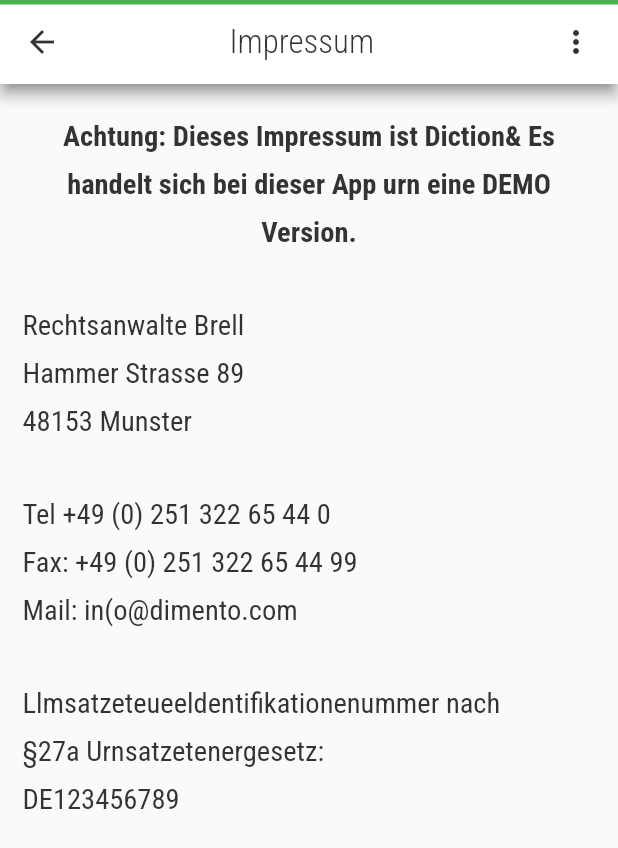
After one commit to iwilfried/Flutter-Flashcards-Portrait-X, a Flutter app: the ImpressumScreen screen opened directly, on a phone screen of 412 x 824 dp. The commit adds this screen. Shown: the top 848 px of the screen. Run offline on Flutter 3.47's test engine with Material 2 defaults, Android fonts, the phone set to English and light mode, and no system bars; drawn by our look-alikes of auto_size_text; our stand-ins replace flip_card, flutter_riverpod, google_fonts, shared_preferences, styled_text; accounts and stored records are empty.

Commit message:
create impressum screen and readme file

```diff
--- /dev/null
+++ b/lib/screens/impressum.dart
@@ -0,0 +1,72 @@
+import 'package:auto_size_text/auto_size_text.dart';
+import 'package:flutter/material.dart';
+import 'package:google_fonts/google_fonts.dart';
+
+import '../widgets/appbar.dart';
+
+class ImpressumScreen extends StatelessWidget {
+  const ImpressumScreen({Key? key}) : super(key: key);
+
+  @override
+  Widget build(BuildContext context) {
+    return Scaffold(
+        appBar: FlashCardsAppBar(
+          title: "Impressum",
+          showLogo: false,
+        ),
+        body: Column(
+          crossAxisAlignment: CrossAxisAlignment.start,
+          children: [
+            Padding(
+                padding: const EdgeInsets.all(15.0),
+                child: AutoSizeText(
+                    "Achtung: Dieses Impressum ist Diction& Es handelt sich bei dieser App urn eine DEMO Version. ",
+                    textAlign: TextAlign.center,
+                    style: GoogleFonts.robotoCondensed(
+                      textStyle: TextStyle(
+                        color: Theme.of(context).primaryColor,
+                        fontWeight: FontWeight.w700,
+                        fontSize: 19,
+                        height: 1.7,
+                      ),
+                    ))),
+            Padding(
+                padding: const EdgeInsets.all(15.0),
+                child: AutoSizeText(
+                    "Rechtsanwalte Brell \nHammer Strasse 89 \n48153 Munster",
+                    style: GoogleFonts.robotoCondensed(
+                      textStyle: TextStyle(
+                        color: Theme.of(context).primaryColor,
+                        fontWeight: FontWeight.w400,
+                        fontSize: 19,
+                        height: 1.7,
+                      ),
+                    ))),
+            Padding(
+                padding: const EdgeInsets.all(15.0),
+                child: AutoSizeText(
+                    "Tel +49 (0) 251 322 65 44 0 \nFax: +49 (0) 251 322 65 44 99 \nMail: in(o@dimento.com ",
+                    style: GoogleFonts.robotoCondensed(
+                      textStyle: TextStyle(
+                        color: Theme.of(context).primaryColor,
+                        fontWeight: FontWeight.w400,
+                        fontSize: 19,
+                        height: 1.7,
+                      ),
+                    ))),
+            Padding(
+                padding: const EdgeInsets.all(15.0),
+                child: AutoSizeText(
+                    "Llmsatzeteueeldentifikationenummer nach \n§27a Urnsatzetenergesetz: \nDE123456789 ",
+                    style: GoogleFonts.robotoCondensed(
+                      textStyle: TextStyle(
+                        color: Theme.of(context).primaryColor,
+                        fontWeight: FontWeight.w400,
+                        fontSize: 19,
+                        height: 1.7,
+                      ),
+                    ))),
+          ],
+        ));
+  }
+}
--- a/lib/widgets/appbar.dart
+++ b/lib/widgets/appbar.dart
@@ -3,6 +3,7 @@ import 'package:flutter/material.dart';
 import 'package:flutter_riverpod/flutter_riverpod.dart';
 import 'package:google_fonts/google_fonts.dart';
 
+import '../screens/impressum.dart';
 import '../screens/main_screen.dart';
 import '../state_mangment/dark_mode_state_manager.dart';
 
@@ -136,7 +137,12 @@ class FlashCardsAppBar extends ConsumerWidget implements PreferredSizeWidget {
                                 builder: (context) => const MainScreen()),
                           )
                         : value == 'Impressum'
-                            ? {}
+                            ? Navigator.push(
+                                context,
+                                MaterialPageRoute(
+                                    builder: (context) =>
+                                        const ImpressumScreen()),
+                              )
                             : ref
                                 .read(darkModeStateManagerProvider.notifier)
                                 .switchDarkMode(),
@@ -146,7 +152,7 @@ class FlashCardsAppBar extends ConsumerWidget implements PreferredSizeWidget {
                             ? 'Dark mode'
                             : 'Light mode',
                         if (title.isEmpty) 'FlashDecks',
-                        'Impressum',
+                        if (title != "Impressum") 'Impressum',
                       }.map((String choice) {
                         return PopupMenuItem<String>(
                           value: choice,
```
Also changed, not shown: 1 other file.
